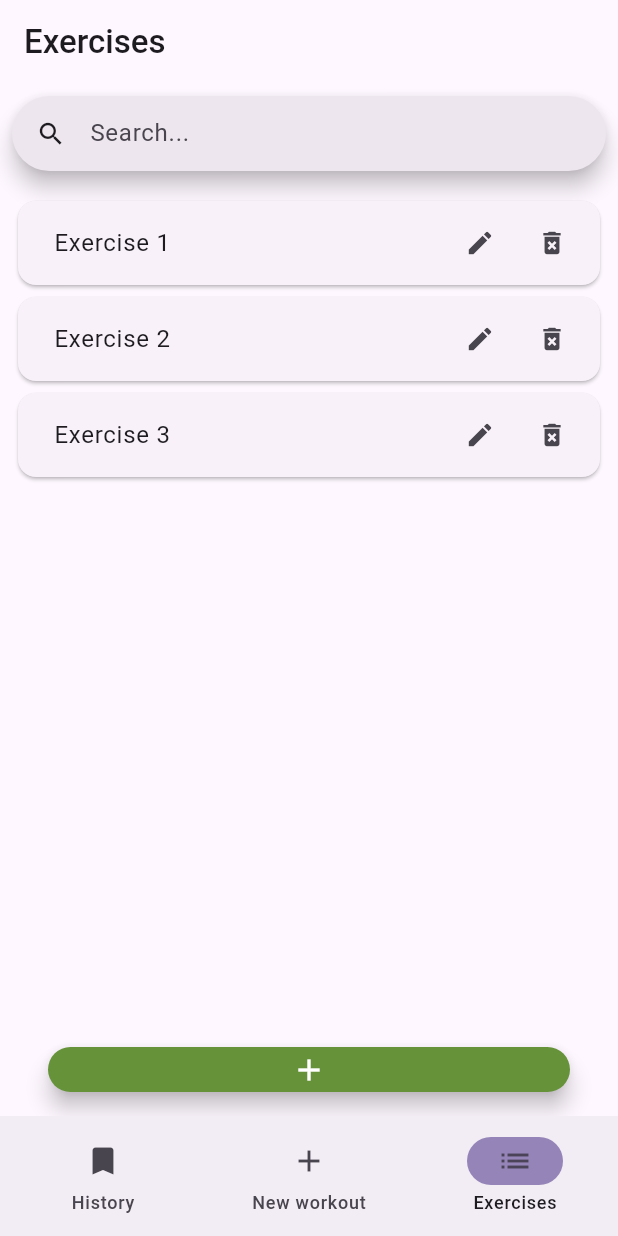
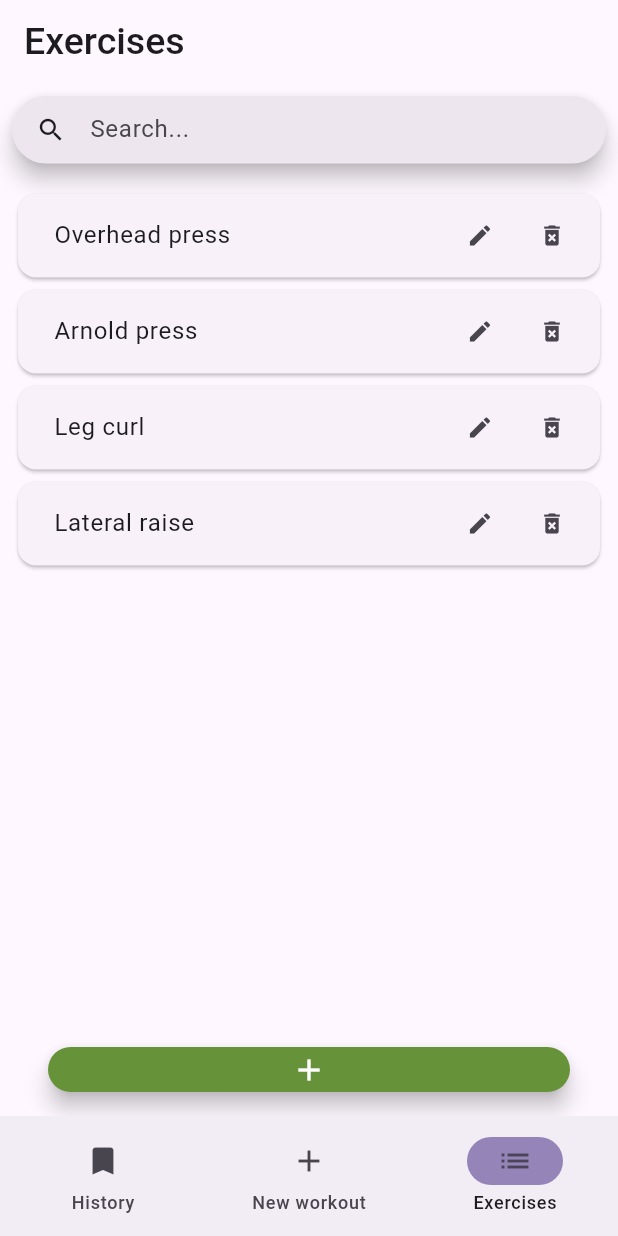
Before and after one commit to seaz5150/vorkautus, a Flutter app: the screen it shows after launch, item 3 of the bottom bar chosen, on a phone screen of 412 x 824 dp. Run offline on Flutter 3.47's test engine with Material 2 defaults, Android fonts, the phone set to English and light mode, and no system bars.

Commit message:
Minor changes.

```diff
--- a/lib/screens/exercises_screen.dart
+++ b/lib/screens/exercises_screen.dart
@@ -9,7 +9,7 @@ class ExercisesScreen extends StatefulWidget {
 }
 
 class _ExercisesScreenState extends State<ExercisesScreen> {
-  final List<String> demoExcercises = <String>['Exercise 1', 'Exercise 2', 'Exercise 3'];
+  final List<String> demoExcercises = <String>['Overhead press', 'Arnold press', 'Leg curl', 'Lateral raise'];
   List<String> resultExcercises = [];
   TextEditingController searchEditingController = TextEditingController();
 
@@ -53,8 +53,9 @@ class _ExercisesScreenState extends State<ExercisesScreen> {
         title: const Text(
           'Exercises',
           style: TextStyle(
-            fontWeight: FontWeight.w500
-          )
+            fontWeight: FontWeight.w500,
+            fontSize: 25
+          ),
         ),
       ),
       floatingActionButtonLocation: FloatingActionButtonLocation.centerFloat,
@@ -77,7 +78,7 @@ class _ExercisesScreenState extends State<ExercisesScreen> {
             child: Padding(
               padding: const EdgeInsets.all(8.0),
               child: SizedBox(
-                height: 50,
+                height: 45,
                 child: SearchBar(
                   onChanged: (value) {
                     filterSearchResults(value);
@@ -107,8 +108,15 @@ class _ExercisesScreenState extends State<ExercisesScreen> {
                       children: <Widget>[
                         Expanded(
                           child: ListTile(
-                            title: Text(resultExcercises[index])
-                            ),
+                            title: Text(
+                              resultExcercises[index],
+                              overflow: TextOverflow.ellipsis,
+                              softWrap: false,
+                              style: const TextStyle(
+                                fontSize: 16
+                              ),
+                            )
+                          ),
                         ),
                         Flexible(
                           child: Row(
@@ -117,12 +125,12 @@ class _ExercisesScreenState extends State<ExercisesScreen> {
                               IconButton(
                                 onPressed: () => _onEditExercisePressed(index),
                                 icon: const Icon(Icons.edit),
-                                iconSize: 20,
+                                iconSize: 18,
                                 ),
                               IconButton(
                                 onPressed: () => _onDeleteExercisePressed(index),
                                 icon: const Icon(Icons.delete_forever),
-                                iconSize: 20,
+                                iconSize: 18,
                                 ),
                             ],
                           ),
--- a/lib/screens/new_workout_screen.dart
+++ b/lib/screens/new_workout_screen.dart
@@ -18,7 +18,8 @@ class _NewWorkoutScreenState
         title: const Text(
           'New workout',
           style: TextStyle(
-            fontWeight: FontWeight.w500
+            fontWeight: FontWeight.w500,
+            fontSize: 25
           )
         ),
     ),
--- a/lib/screens/workout_history_screen.dart
+++ b/lib/screens/workout_history_screen.dart
@@ -18,7 +18,8 @@ class _WorkoutHistoryScreenState
         title: const Text(
           'Previous workouts',
           style: TextStyle(
-            fontWeight: FontWeight.w500
+            fontWeight: FontWeight.w500,
+            fontSize: 25
           )
         ),
     ),
```
